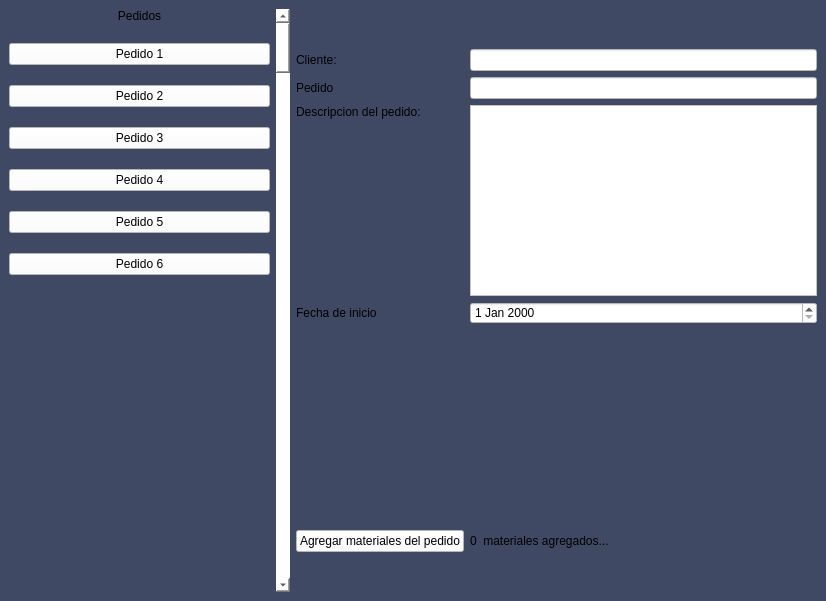
EdCenten0/MAPA-Python, file Proyecto/Vistas/Vista_previa_pedidos_window.ui: the form before one commit.
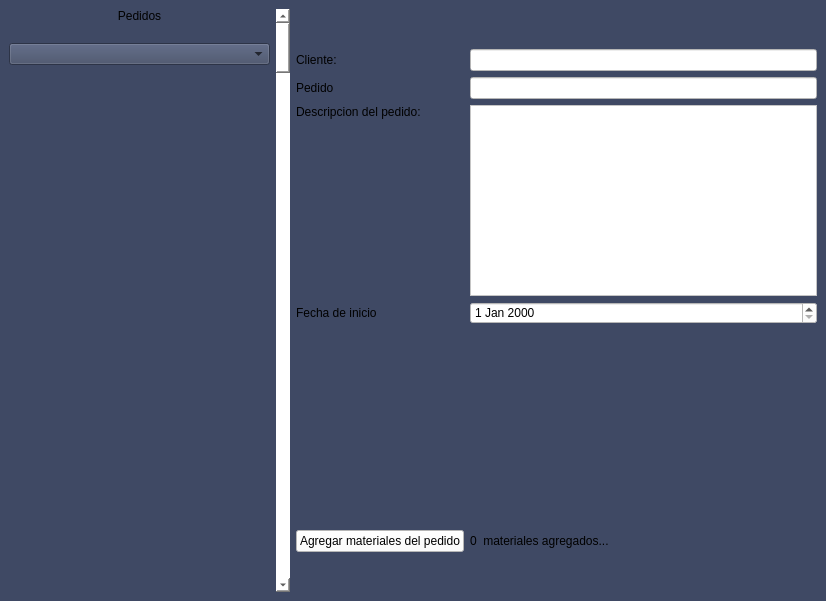
The form after the commit.

Patch:
```diff
--- a/Proyecto/Vistas/Vista_previa_pedidos_window.ui
+++ b/Proyecto/Vistas/Vista_previa_pedidos_window.ui
@@ -21,7 +21,7 @@
     <item row="0" column="0">
      <layout class="QHBoxLayout" name="horizontalLayout" stretch="1,1,2">
       <item>
-       <layout class="QVBoxLayout" name="verticalLayout" stretch="0,0,0,0,0,0,0,0">
+       <layout class="QVBoxLayout" name="verticalLayout" stretch="0,0,0">
         <property name="spacing">
          <number>20</number>
         </property>
@@ -42,64 +42,7 @@
          </widget>
         </item>
         <item>
-         <widget class="QPushButton" name="pushButton">
-          <property name="styleSheet">
-           <string notr="true">background-color: rgb(255, 255, 255);</string>
-          </property>
-          <property name="text">
-           <string>Pedido 1</string>
-          </property>
-         </widget>
-        </item>
-        <item>
-         <widget class="QPushButton" name="pushButton_6">
-          <property name="styleSheet">
-           <string notr="true">background-color: rgb(255, 255, 255);</string>
-          </property>
-          <property name="text">
-           <string>Pedido 2</string>
-          </property>
-         </widget>
-        </item>
-        <item>
-         <widget class="QPushButton" name="pushButton_5">
-          <property name="styleSheet">
-           <string notr="true">background-color: rgb(255, 255, 255);</string>
-          </property>
-          <property name="text">
-           <string>Pedido 3</string>
-          </property>
-         </widget>
-        </item>
-        <item>
-         <widget class="QPushButton" name="pushButton_2">
-          <property name="styleSheet">
-           <string notr="true">background-color: rgb(255, 255, 255);</string>
-          </property>
-          <property name="text">
-           <string>Pedido 4</string>
-          </property>
-         </widget>
-        </item>
-        <item>
-         <widget class="QPushButton" name="pushButton_4">
-          <property name="styleSheet">
-           <string notr="true">background-color: rgb(255, 255, 255);</string>
-          </property>
-          <property name="text">
-           <string>Pedido 5</string>
-          </property>
-         </widget>
-        </item>
-        <item>
-         <widget class="QPushButton" name="pushButton_3">
-          <property name="styleSheet">
-           <string notr="true">background-color: rgb(255, 255, 255);</string>
-          </property>
-          <property name="text">
-           <string>Pedido 6</string>
-          </property>
-         </widget>
+         <widget class="QComboBox" name="comboBox"/>
         </item>
         <item>
          <spacer name="verticalSpacer">
```
